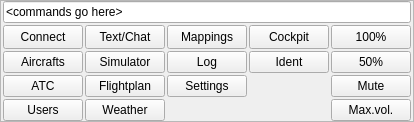
The window that src/blackgui/components/mainkeypadareacomponent.ui (swift-project/pilotclient) describes before a commit, drawn with Qt 5.
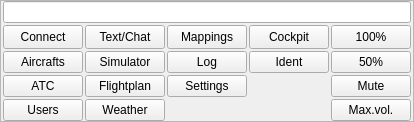
The same window after the commit.

Commit message: refs #77, command line in text message component when floating

Diff of the .ui file:
```diff
--- a/src/blackgui/components/mainkeypadareacomponent.ui
+++ b/src/blackgui/components/mainkeypadareacomponent.ui
@@ -71,7 +71,7 @@
          </sizepolicy>
         </property>
         <property name="text">
-         <string>&lt;commands go here&gt;</string>
+         <string/>
         </property>
        </widget>
       </item>
```
Left out of the diff: 3 changed lines with no effect on the pictures. The commit also changes 5 other files.
